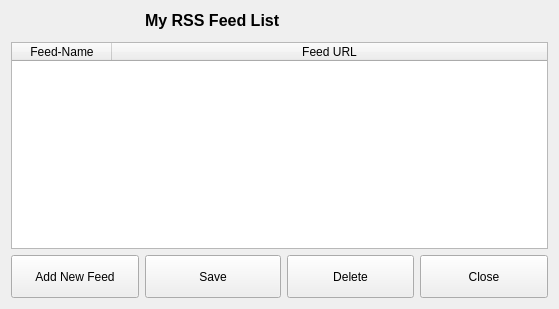
Old version of the form ui/rss-list.ui in the repository berndhs/arado.
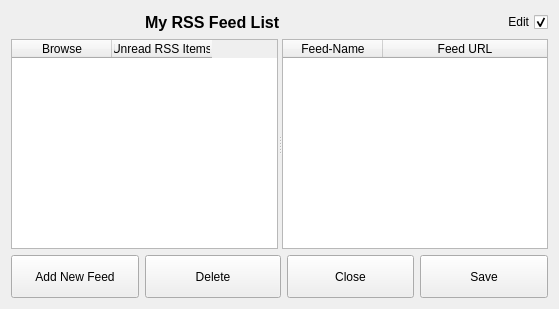
New version of the form. Icons and pictures are not drawn.

Commit message: RSS Gui optimization.

Patch:
```diff
--- a/ui/rss-list.ui
+++ b/ui/rss-list.ui
@@ -18,7 +18,30 @@
     <normaloff>:/arado-logo-colo-128.png</normaloff>:/arado-logo-colo-128.png</iconset>
   </property>
   <layout class="QGridLayout" name="gridLayout">
-   <item row="0" column="0" rowspan="2">
+   <item row="7" column="0">
+    <widget class="QPushButton" name="newButton">
+     <property name="minimumSize">
+      <size>
+       <width>0</width>
+       <height>43</height>
+      </size>
+     </property>
+     <property name="text">
+      <string>Add New Feed</string>
+     </property>
+     <property name="icon">
+      <iconset resource="../arado.qrc">
+       <normaloff>:/images/edit_add.png</normaloff>:/images/edit_add.png</iconset>
+     </property>
+     <property name="iconSize">
+      <size>
+       <width>32</width>
+       <height>32</height>
+      </size>
+     </property>
+    </widget>
+   </item>
+   <item row="0" column="0">
     <widget class="QPushButton" name="closeButton1">
      <property name="sizePolicy">
       <sizepolicy hsizetype="Minimum" vsizetype="Fixed">
@@ -50,59 +73,7 @@
      </property>
     </widget>
    </item>
-   <item row="2" column="0" colspan="4">
-    <widget class="QTableWidget" name="feedTable">
-     <property name="styleSheet">
-      <string notr="true"/>
-     </property>
-     <property name="alternatingRowColors">
-      <bool>true</bool>
-     </property>
-     <attribute name="horizontalHeaderVisible">
-      <bool>true</bool>
-     </attribute>
-     <attribute name="horizontalHeaderStretchLastSection">
-      <bool>true</bool>
-     </attribute>
-     <attribute name="verticalHeaderVisible">
-      <bool>false</bool>
-     </attribute>
-     <column>
-      <property name="text">
-       <string>Feed-Name</string>
-      </property>
-     </column>
-     <column>
-      <property name="text">
-       <string>Feed URL</string>
-      </property>
-     </column>
-    </widget>
-   </item>
-   <item row="4" column="3">
-    <widget class="QPushButton" name="closeButton2">
-     <property name="minimumSize">
-      <size>
-       <width>0</width>
-       <height>43</height>
-      </size>
-     </property>
-     <property name="text">
-      <string>Close</string>
-     </property>
-     <property name="icon">
-      <iconset resource="../arado.qrc">
-       <normaloff>:/images/back.png</normaloff>:/images/back.png</iconset>
-     </property>
-     <property name="iconSize">
-      <size>
-       <width>32</width>
-       <height>32</height>
-      </size>
-     </property>
-    </widget>
-   </item>
-   <item row="4" column="2">
+   <item row="7" column="1">
     <widget class="QPushButton" name="deleteButton">
      <property name="minimumSize">
       <size>
@@ -125,50 +96,88 @@
      </property>
     </widget>
    </item>
-   <item row="4" column="1">
-    <widget class="QPushButton" name="saveButton">
-     <property name="minimumSize">
-      <size>
-       <width>0</width>
-       <height>43</height>
-      </size>
+   <item row="1" column="0" colspan="4">
+    <widget class="QSplitter" name="splitter">
+     <property name="orientation">
+      <enum>Qt::Horizontal</enum>
      </property>
-     <property name="text">
-      <string>Save</string>
-     </property>
-     <property name="icon">
-      <iconset resource="../arado.qrc">
-       <normaloff>:/images/filesaveas.png</normaloff>:/images/filesaveas.png</iconset>
-     </property>
-     <property name="iconSize">
-      <size>
-       <width>32</width>
-       <height>32</height>
-      </size>
-     </property>
-    </widget>
-   </item>
-   <item row="4" column="0">
-    <widget class="QPushButton" name="newButton">
-     <property name="minimumSize">
-      <size>
-       <width>0</width>
-       <height>43</height>
-      </size>
-     </property>
-     <property name="text">
-      <string>Add New Feed</string>
-     </property>
-     <property name="icon">
-      <iconset resource="../arado.qrc">
-       <normaloff>:/images/edit_add.png</normaloff>:/images/edit_add.png</iconset>
-     </property>
-     <property name="iconSize">
-      <size>
-       <width>32</width>
-       <height>32</height>
-      </size>
-     </property>
+     <widget class="QWidget" name="layoutWidget">
+      <layout class="QVBoxLayout" name="verticalLayout_3">
+       <item>
+        <layout class="QHBoxLayout" name="horizontalLayout_5">
+         <item>
+          <widget class="QTableWidget" name="rssitemTable">
+           <property name="maximumSize">
+            <size>
+             <width>16777215</width>
+             <height>16777215</height>
+            </size>
+           </property>
+           <column>
+            <property name="text">
+             <string>Browse</string>
+            </property>
+           </column>
+           <column>
+            <property name="text">
+             <string>Unread RSS Items</string>
+            </property>
+           </column>
+          </widget>
+         </item>
+        </layout>
+       </item>
+      </layout>
+     </widget>
+     <widget class="QWidget" name="layoutWidget_2">
+      <layout class="QVBoxLayout" name="verticalLayout_2">
+       <item>
+        <layout class="QHBoxLayout" name="horizontalLayout">
+         <item>
+          <widget class="QTableWidget" name="feedTable">
+           <property name="sizePolicy">
+            <sizepolicy hsizetype="Expanding" vsizetype="Expanding">
+             <horstretch>0</horstretch>
+             <verstretch>0</verstretch>
+            </sizepolicy>
+           </property>
+           <property name="minimumSize">
+            <size>
+             <width>0</width>
+             <height>0</height>
+            </size>
+           </property>
+           <property name="styleSheet">
+            <string notr="true"/>
+           </property>
+           <property name="alternatingRowColors">
+            <bool>true</bool>
+           </property>
+           <attribute name="horizontalHeaderVisible">
+            <bool>true</bool>
+           </attribute>
+           <attribute name="horizontalHeaderStretchLastSection">
+            <bool>true</bool>
+           </attribute>
+           <attribute name="verticalHeaderVisible">
+            <bool>false</bool>
+           </attribute>
+           <column>
+            <property name="text">
+             <string>Feed-Name</string>
+            </property>
+           </column>
+           <column>
+            <property name="text">
+             <string>Feed URL</string>
+            </property>
+           </column>
+          </widget>
+         </item>
+        </layout>
+       </item>
+      </layout>
+     </widget>
     </widget>
    </item>
    <item row="0" column="1">
@@ -185,6 +194,65 @@
      </property>
     </widget>
    </item>
+   <item row="7" column="2">
+    <widget class="QPushButton" name="closeButton2">
+     <property name="minimumSize">
+      <size>
+       <width>0</width>
+       <height>43</height>
+      </size>
+     </property>
+     <property name="text">
+      <string>Close</string>
+     </property>
+     <property name="icon">
+      <iconset resource="../arado.qrc">
+       <normaloff>:/images/back.png</normaloff>:/images/back.png</iconset>
+     </property>
+     <property name="iconSize">
+      <size>
+       <width>32</width>
+       <height>32</height>
+      </size>
+     </property>
+    </widget>
+   </item>
+   <item row="7" column="3">
+    <widget class="QPushButton" name="saveButton">
+     <property name="minimumSize">
+      <size>
+       <width>0</width>
+       <height>43</height>
+      </size>
+     </property>
+     <property name="text">
+      <string>Save</string>
+     </property>
+     <property name="icon">
+      <iconset resource="../arado.qrc">
+       <normaloff>:/images/filesaveas.png</normaloff>:/images/filesaveas.png</iconset>
+     </property>
+     <property name="iconSize">
+      <size>
+       <width>32</width>
+       <height>32</height>
+      </size>
+     </property>
+    </widget>
+   </item>
+   <item row="0" column="3">
+    <widget class="QCheckBox" name="rsseditadvancedview">
+     <property name="layoutDirection">
+      <enum>Qt::RightToLeft</enum>
+     </property>
+     <property name="text">
+      <string>Edit</string>
+     </property>
+     <property name="checked">
+      <bool>true</bool>
+     </property>
+    </widget>
+   </item>
   </layout>
  </widget>
  <resources>
```
The commit also changes 3 other files.
